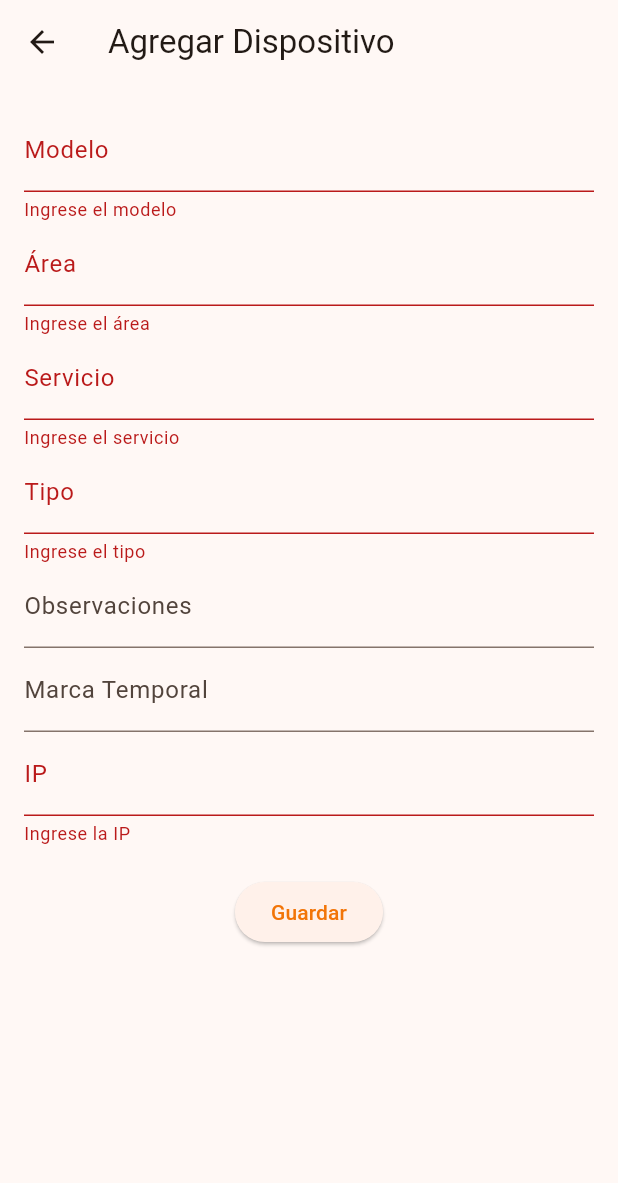
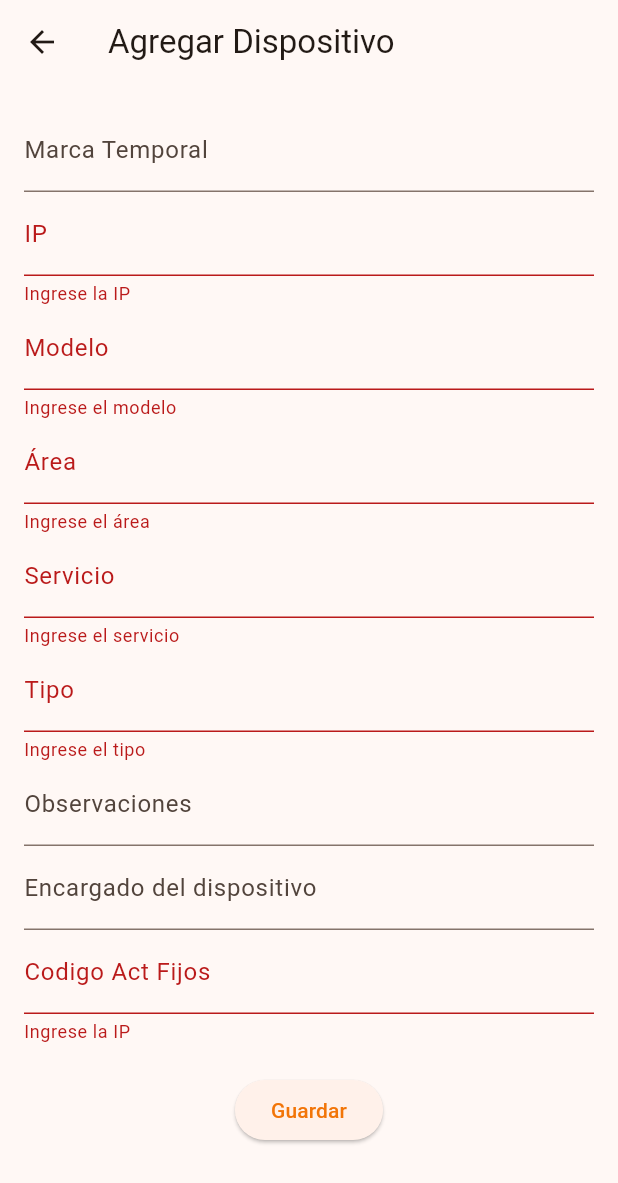
Before and after one commit to jdgaleas1/GAD, a Flutter app: the AgregarDispositivoScreen screen opened directly, after a tap on "Guardar", on a phone screen of 412 x 824 dp. Shown: the top 1183 px of the screen. Run offline on Flutter 3.47's test engine with Material 3 defaults, Android fonts, the phone set to English and light mode, and no system bars; our stand-ins replace cloud_firestore, file_picker, firebase_core; missing offline and left inert: excel; accounts and stored records are empty.

Commit message:
Dos campos añadidos codigo y encargado

```diff
--- a/lib/Model/Dispositivos-PC-model.dart
+++ b/lib/Model/Dispositivos-PC-model.dart
@@ -13,6 +13,8 @@ class Dispositivos {
   String area;
   String servicio;
   String tipo;
+  String encargado;
+  String codigoActFijosDispositivos;
   String observaciones;
 
 
@@ -23,6 +25,8 @@ class Dispositivos {
     required this.area,
     required this.servicio,
     required this.tipo,
+    required this.encargado,
+    required this.codigoActFijosDispositivos,
     required this.observaciones,
   });
 
@@ -33,6 +37,8 @@ class Dispositivos {
         area: json["Área"] ?? '',
         servicio: json["Servicio"] ?? '',
         tipo: json["Tipo"] ?? '',
+        encargado: json["encargado"] ?? '',
+        codigoActFijosDispositivos: json["codigo Act Fijos"] ?? '',
         observaciones: json["Observaciones"] ?? '',
 
       );
@@ -44,6 +50,8 @@ class Dispositivos {
         "Área": area,
         "Servicio": servicio,
         "Tipo": tipo,
+        "encargado":encargado,
+        "codigo Act Fijos": codigoActFijosDispositivos,
         "Observaciones": observaciones,
       };
 }
--- a/lib/View/Dispositivos-PCS.dart
+++ b/lib/View/Dispositivos-PCS.dart
@@ -19,6 +19,8 @@ class _AgregarDispositivoScreenState extends State<AgregarDispositivoScreen> {
   final observacionesController = TextEditingController();
   final marcaTemporalController = TextEditingController();
   final ipController = TextEditingController();
+  final encargadoController =TextEditingController();
+  final codigoActFijosDispositivosController = TextEditingController();
 
   // Instancia del servicio
   final InventarioServiceDispositivos _inventarioService =
@@ -38,6 +40,20 @@ class _AgregarDispositivoScreenState extends State<AgregarDispositivoScreen> {
             child: Column(
               crossAxisAlignment: CrossAxisAlignment.start, // Alineación izquierda
               children: [
+                TextFormField(
+                  controller: marcaTemporalController,
+                  decoration: const InputDecoration(labelText: 'Marca Temporal'),
+                ),
+                TextFormField(
+                  controller: ipController,
+                  decoration: const InputDecoration(labelText: 'IP'),
+                  validator: (value) {
+                    if (value == null || value.isEmpty) {
+                      return 'Ingrese la IP';
+                    }
+                    return null;
+                  },
+                ),
                 TextFormField(
                   controller: modeloController,
                   decoration: const InputDecoration(labelText: 'Modelo'),
@@ -83,12 +99,12 @@ class _AgregarDispositivoScreenState extends State<AgregarDispositivoScreen> {
                   decoration: const InputDecoration(labelText: 'Observaciones'),
                 ),
                 TextFormField(
-                  controller: marcaTemporalController,
-                  decoration: const InputDecoration(labelText: 'Marca Temporal'),
+                  controller: encargadoController,
+                  decoration: const InputDecoration(labelText: 'Encargado del dispositivo'),
                 ),
                 TextFormField(
-                  controller: ipController,
-                  decoration: const InputDecoration(labelText: 'IP'),
+                  controller: codigoActFijosDispositivosController,
+                  decoration: const InputDecoration(labelText: 'Codigo Act Fijos'),
                   validator: (value) {
                     if (value == null || value.isEmpty) {
                       return 'Ingrese la IP';
@@ -103,16 +119,19 @@ class _AgregarDispositivoScreenState extends State<AgregarDispositivoScreen> {
                       if (_formKey.currentState!.validate()) {
                         // Crear una instancia de tu modelo
                         Dispositivos nuevoDispositivo = Dispositivos(
-                          modelo: modeloController.text,
-                          area: areaController.text,
-                          servicio: servicioController.text,
-                          tipo: tipoController.text,
-                          observaciones: observacionesController.text,
                           marcaTemporal: marcaTemporalController.text.isNotEmpty
                               ? marcaTemporalController.text
                               : DateTime.now()
                                   .toString(), // Si la marca temporal está vacía, usa la fecha actual
                           ip: ipController.text,
+                          modelo: modeloController.text,
+                          area: areaController.text,
+                          servicio: servicioController.text,
+                          tipo: tipoController.text,
+                          encargado: encargadoController.text,
+                          codigoActFijosDispositivos: codigoActFijosDispositivosController.text,
+                          observaciones: observacionesController.text,
+
                         );
 
                         // Llamar al servicio para guardar el dispositivo
--- a/lib/View/home-dispositivos.dart
+++ b/lib/View/home-dispositivos.dart
@@ -38,6 +38,8 @@ class InventarioTabla extends StatelessWidget {
                 DataColumn(label: Text('Área')),
                 DataColumn(label: Text('Servicio')),
                 DataColumn(label: Text('Tipo')),
+                DataColumn(label: Text('Encargado')),
+                DataColumn(label: Text('Codigo Act Fijos Dispositivos')),
                 DataColumn(label: Text('Observaciones')),
                 DataColumn(label: Text('Acciones')), // Columna para acciones
               ],
@@ -49,6 +51,8 @@ class InventarioTabla extends StatelessWidget {
                   DataCell(Text(inventario.area)),
                   DataCell(Text(inventario.servicio)),
                   DataCell(Text(inventario.tipo)),
+                  DataCell(Text(inventario.encargado)),
+                  DataCell(Text(inventario.codigoActFijosDispositivos)),
                   DataCell(Text(inventario.observaciones)),
 
                   DataCell(
@@ -94,6 +98,10 @@ class InventarioTabla extends StatelessWidget {
         final servicioController =
             TextEditingController(text: inventario.servicio);
         final tipoController = TextEditingController(text: inventario.tipo);
+        final encargadoController =
+            TextEditingController(text: inventario.encargado);
+        final codigoActFijosDispositivosController =
+            TextEditingController(text: inventario.codigoActFijosDispositivos);
         final observacionesController =
             TextEditingController(text: inventario.observaciones);
 
@@ -128,6 +136,14 @@ class InventarioTabla extends StatelessWidget {
                   decoration: const InputDecoration(labelText: 'Tipo'),
                 ),
                 TextField(
+                  controller: encargadoController,
+                  decoration: const InputDecoration(labelText: 'Encargado'),
+                ),
+                TextField(
+                  controller: codigoActFijosDispositivosController,
+                  decoration: const InputDecoration(labelText: 'Codigo Act Fijos'),
+                ),
+                TextField(
                   controller: observacionesController,
                   decoration: const InputDecoration(labelText: 'Observaciones'),
                 ),
@@ -152,6 +168,8 @@ class InventarioTabla extends StatelessWidget {
                   area: areaController.text,
                   servicio: servicioController.text,
                   tipo: tipoController.text,
+                  encargado: encargadoController.text,
+                  codigoActFijosDispositivos: codigoActFijosDispositivosController.text,
                   observaciones: observacionesController.text,
 
                 );
```
Also changed, not shown: lib/Service/importar-exportar.dart (+10 -7 lines).
